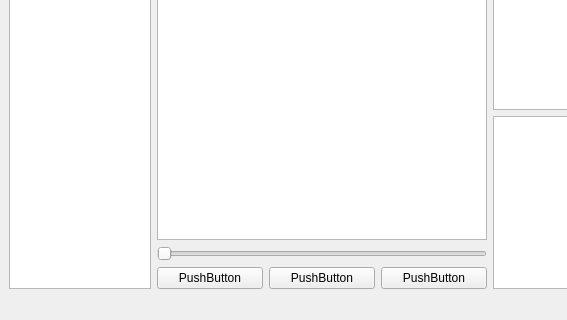
Before: the Qt Designer form UI/mainwindow.ui in b0g3r/OS_cw, drawn with Qt 5; both pictures show x 0 to 567 and y 90 to 410 of the 738 by 410 pixel window.
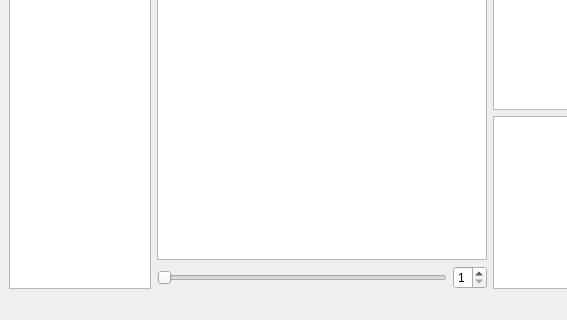
After: the same form once the commit is applied.

What changed in the file:
```diff
--- a/UI/mainwindow.ui
+++ b/UI/mainwindow.ui
@@ -35,60 +35,24 @@
     <item>
      <layout class="QVBoxLayout" name="verticalLayout_2">
       <item>
-       <widget class="QGraphicsView" name="graphicsView">
-        <property name="sizePolicy">
-         <sizepolicy hsizetype="Expanding" vsizetype="Expanding">
-          <horstretch>0</horstretch>
-          <verstretch>0</verstretch>
-         </sizepolicy>
-        </property>
-       </widget>
-      </item>
-      <item>
-       <widget class="QSlider" name="horizontalSlider">
-        <property name="orientation">
-         <enum>Qt::Horizontal</enum>
-        </property>
-       </widget>
+       <widget class="QGraphicsView" name="graphicsView"/>
       </item>
       <item>
        <layout class="QHBoxLayout" name="horizontalLayout_2">
         <item>
-         <widget class="QPushButton" name="pushButton_3">
-          <property name="sizePolicy">
-           <sizepolicy hsizetype="Minimum" vsizetype="Fixed">
-            <horstretch>0</horstretch>
-            <verstretch>0</verstretch>
-           </sizepolicy>
+         <widget class="QSlider" name="horizontalSlider">
+          <property name="orientation">
+           <enum>Qt::Horizontal</enum>
           </property>
-          <property name="text">
-           <string>PushButton</string>
-          </property>
          </widget>
         </item>
         <item>
-         <widget class="QPushButton" name="pushButton_4">
-          <property name="sizePolicy">
-           <sizepolicy hsizetype="Minimum" vsizetype="Fixed">
-            <horstretch>0</horstretch>
-            <verstretch>0</verstretch>
-           </sizepolicy>
+         <widget class="QSpinBox" name="spinBox">
+          <property name="minimum">
+           <number>1</number>
           </property>
-          <property name="text">
-           <string>PushButton</string>
-          </property>
-         </widget>
-        </item>
-        <item>
-         <widget class="QPushButton" name="pushButton_2">
-          <property name="sizePolicy">
-           <sizepolicy hsizetype="Minimum" vsizetype="Fixed">
-            <horstretch>0</horstretch>
-            <verstretch>0</verstretch>
-           </sizepolicy>
-          </property>
-          <property name="text">
-           <string>PushButton</string>
+          <property name="maximum">
+           <number>8</number>
           </property>
          </widget>
         </item>
```
